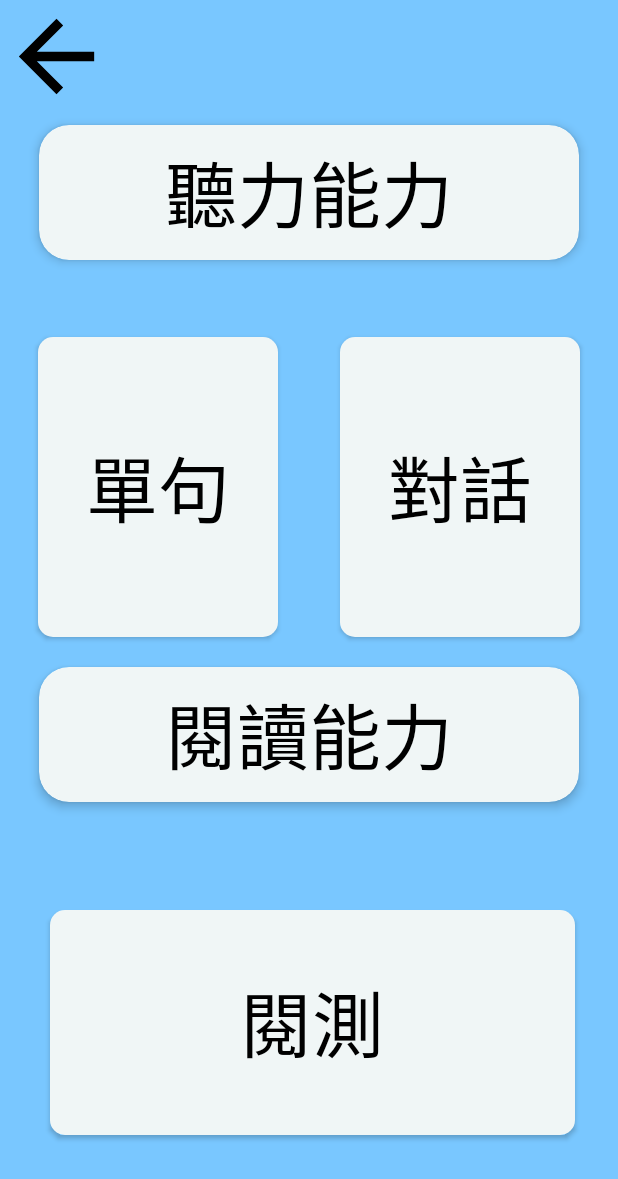
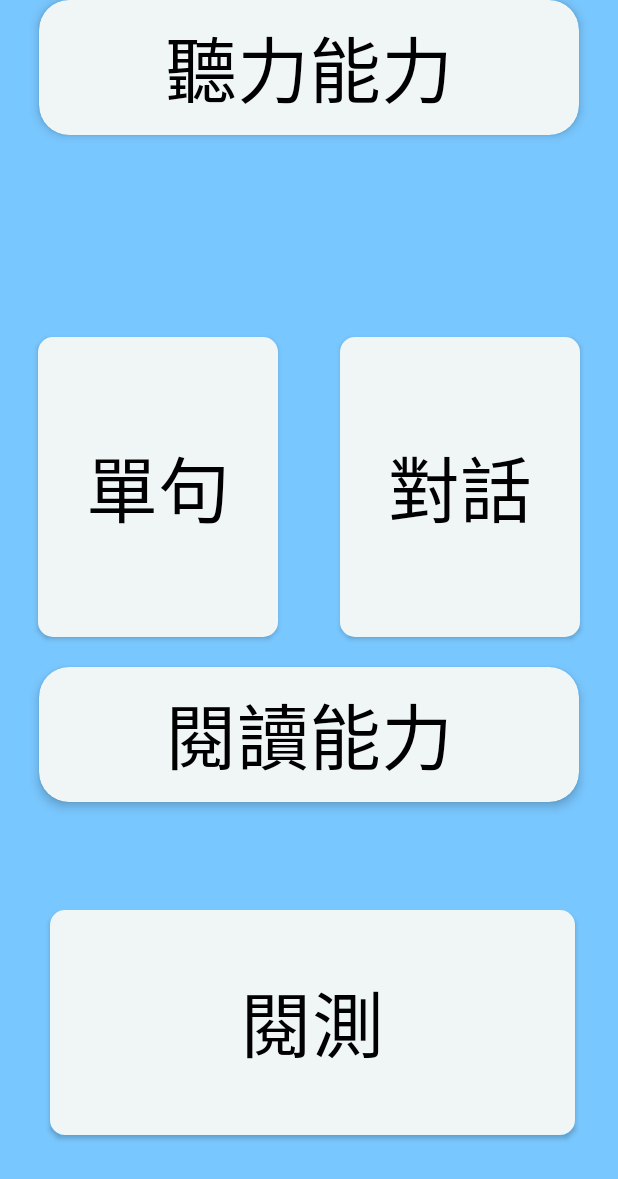
Before and after one commit to DozenChiu/Hakka_School_2, an Android app: the QuestionBank screen opened directly, with no data from a screen before it, on a phone screen of 412 x 824 dp. Shown: the top 1179 px of the screen. Run offline under Robolectric (Android 15) with nearby library versions, the phone set to English and light mode, and no system bars.

Commit message:
cancel backarrow

```diff
--- a/app/build.gradle.kts
+++ b/app/build.gradle.kts
@@ -44,9 +44,9 @@ dependencies {
     implementation("androidx.appcompat:appcompat:1.6.1")
     implementation("com.google.android.material:material:1.10.0")
     implementation("androidx.constraintlayout:constraintlayout:2.1.4")
+    implementation ("com.github.PhilJay:MPAndroidChart:v3.1.0")
     implementation("androidx.core:core-splashscreen:1.0.0")
     testImplementation("junit:junit:4.13.2")
     androidTestImplementation("androidx.test.ext:junit:1.1.5")
     androidTestImplementation("androidx.test.espresso:espresso-core:3.5.1")
-
 }
--- a/app/src/main/java/com/example/myapplication/Learning_Area.kt
+++ b/app/src/main/java/com/example/myapplication/Learning_Area.kt
@@ -27,10 +27,5 @@ class Learning_Area : AppCompatActivity() {
             startActivity(intent)
         }
 
-        val BackImage = findViewById<ImageView>(R.id.backImage)
-        BackImage.setOnClickListener {
-            finish() // 回到上一頁
-        }
-
     }
 }
--- a/app/src/main/java/com/example/myapplication/ListenOne.kt
+++ b/app/src/main/java/com/example/myapplication/ListenOne.kt
@@ -22,11 +22,6 @@ class ListenOne : AppCompatActivity() {
         super.onCreate(savedInstanceState)
         setContentView(R.layout.activity_listenone)  // 設定畫面
 
-        val BackImage = findViewById<ImageView>(R.id.backImage)
-        BackImage.setOnClickListener {
-            finish() // 回到上一頁
-        }
-
         dbHelper = DatabaseHelper(this)     // 初始化 DatabaseHelper
         cursor = dbHelper.getListen1Data()         // 取得資料表資料Listen_1
         //cursor = dbHelper.getListen2Data()          取得資料表資料Listen_2
--- a/app/src/main/java/com/example/myapplication/ListenTwo.kt
+++ b/app/src/main/java/com/example/myapplication/ListenTwo.kt
@@ -10,9 +10,5 @@ class ListenTwo : AppCompatActivity() {
     override fun onCreate(savedInstanceState: Bundle?) {
         super.onCreate(savedInstanceState)
         setContentView(R.layout.activity_listen_two)
-        val BackImage = findViewById<ImageView>(R.id.backImage)
-        BackImage.setOnClickListener {
-            finish() // 回到上一頁
-        }
     }
 }
--- a/app/src/main/java/com/example/myapplication/QuestionBank.kt
+++ b/app/src/main/java/com/example/myapplication/QuestionBank.kt
@@ -27,9 +27,5 @@ class QuestionBank : AppCompatActivity() {
             val intent = Intent(this, Reading::class.java)
             startActivity(intent)
         }
-        val backImage = findViewById<ImageView>(R.id.backImage)
-        backImage.setOnClickListener {
-            finish() // 回到上一頁
-        }
     }
 }
--- a/app/src/main/java/com/example/myapplication/Quiz/Quiz_Area.kt
+++ b/app/src/main/java/com/example/myapplication/Quiz/Quiz_Area.kt
@@ -14,10 +14,6 @@ class Quiz_Area : AppCompatActivity() {
         super.onCreate(savedInstanceState)
         setContentView(R.layout.activity_quiz_area)
 
-        val BackImage = findViewById<ImageView>(R.id.backImage)
-        BackImage.setOnClickListener {
-            finish() // 回到上一頁
-        }
         val StartQuizBTN = findViewById<Button>(R.id.startquizBTN)
         StartQuizBTN.setOnClickListener {
             val intent = Intent(this, Quiz_Process::class.java)
--- a/app/src/main/java/com/example/myapplication/Reading.kt
+++ b/app/src/main/java/com/example/myapplication/Reading.kt
@@ -10,9 +10,5 @@ class Reading : AppCompatActivity() {
     override fun onCreate(savedInstanceState: Bundle?) {
         super.onCreate(savedInstanceState)
         setContentView(R.layout.activity_reading)
-        val BackImage = findViewById<ImageView>(R.id.backImage)
-        BackImage.setOnClickListener {
-            finish() // 回到上一頁
-        }
     }
 }
--- a/app/src/main/java/com/example/myapplication/Trace.kt
+++ b/app/src/main/java/com/example/myapplication/Trace.kt
@@ -9,10 +9,6 @@ class Trace : AppCompatActivity() {
         super.onCreate(savedInstanceState)
         setContentView(R.layout.activity_trace)
 
-        val BackImage = findViewById<ImageView>(R.id.backImage)
-        BackImage.setOnClickListener {
-            finish() // 回到上一頁
-        }
     }
 
 }
--- a/app/src/main/res/layout/activity_question_bank.xml
+++ b/app/src/main/res/layout/activity_question_bank.xml
@@ -6,15 +6,6 @@
     android:layout_height="match_parent"
     tools:context=".QuestionBank"
     android:background="@color/aqua">
-
-    <ImageView
-        android:id="@+id/backImage"
-        android:layout_width="75dp"
-        android:layout_height="75dp"
-        android:src="@drawable/baseline_arrow_back_24"
-        tools:ignore="MissingConstraints"
-        tools:layout_editor_absoluteX="0dp"
-        tools:layout_editor_absoluteY="0dp" />
 
     <Button
         android:id="@+id/ListenOneBTN"
```
Also changed, not shown: app/src/main/res/layout/activity_learning_area.xml (+0 -9 lines), app/src/main/res/layout/activity_listen_two.xml (+0 -8 lines), app/src/main/res/layout/activity_listenone.xml (+0 -8 lines), app/src/main/res/layout/activity_quiz_area.xml (+0 -9 lines), app/src/main/res/layout/activity_reading.xml (+0 -8 lines), app/src/main/res/layout/activity_trace.xml (+4 -10 lines).
